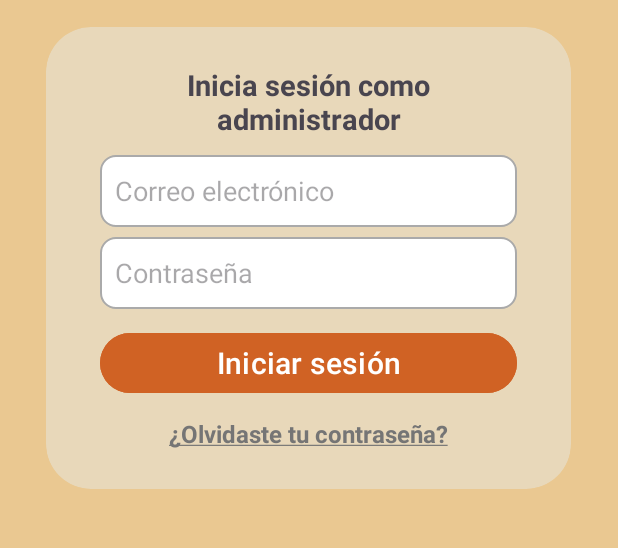
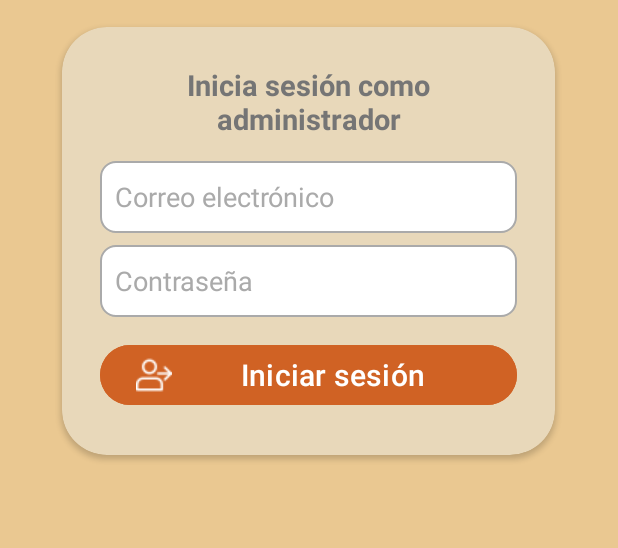
Before and after one commit to maufricio/proyecto_dsm, an Android app: the layout activity_login.xml on its own in the app's theme, with its tools: preview values and no code run, on a phone screen of 412 x 824 dp, the part 567-1115 px from its top. Run offline under Robolectric (Android 15) with nearby library versions, the light colour scheme and no system bars.

Commit message:
Funcionamiento del inicio de sesion y cambios en algunos layouts

```diff
--- a/app/build.gradle.kts
+++ b/app/build.gradle.kts
@@ -48,6 +48,10 @@ dependencies {
     implementation("androidx.recyclerview:recyclerview:1.3.2")
     implementation("androidx.cardview:cardview:1.0.0")
     implementation ("com.google.android.material:material:1.9.0")
+    implementation(libs.firebase.auth)
+    implementation(libs.androidx.credentials)
+    implementation(libs.androidx.credentials.play.services.auth)
+    implementation(libs.googleid)
     testImplementation(libs.junit)
     androidTestImplementation(libs.androidx.junit)
     androidTestImplementation(libs.androidx.espresso.core)
--- a/app/src/main/res/layout/activity_login.xml
+++ b/app/src/main/res/layout/activity_login.xml
@@ -28,18 +28,19 @@
         app:srcCompat="@drawable/logo" />
 
     <androidx.cardview.widget.CardView
-        android:layout_width="350dp"
-        android:layout_height="308dp"
+        android:layout_width="wrap_content"
+        android:layout_height="wrap_content"
         android:layout_gravity="center"
         android:backgroundTint="@color/card_view_color"
         app:cardCornerRadius="30dp">
 
         <TextView
-            android:layout_width="287dp"
+            android:layout_width="191dp"
             android:layout_height="wrap_content"
             android:layout_gravity="center_horizontal"
             android:layout_marginTop="25dp"
             android:gravity="center"
+            android:textColor="@color/text_color_pale"
             android:text="@string/login_text"
             android:textSize="19.3sp"
             android:textStyle="bold" />
@@ -49,9 +50,12 @@
             android:layout_width="278dp"
             android:layout_height="48dp"
             android:layout_gravity="center_horizontal"
-            android:layout_marginTop="85dp"
+            android:layout_marginTop="89dp"
+            android:layout_marginHorizontal="25dp"
             android:autofillHints="emailAddress"
             android:background="@drawable/edit_text_style"
+            android:textColor="@color/black"
+            android:textColorHint="@android:color/darker_gray"
             android:hint="@string/email"
             android:inputType="textEmailAddress"
             android:padding="10dp" />
@@ -61,9 +65,12 @@
             android:layout_width="278dp"
             android:layout_height="48dp"
             android:layout_gravity="center_horizontal"
-            android:layout_marginTop="140dp"
+            android:layout_marginTop="145dp"
+            android:layout_marginHorizontal="25dp"
             android:autofillHints="password"
             android:background="@drawable/edit_text_style"
+            android:textColor="@color/black"
+            android:textColorHint="@android:color/darker_gray"
             android:hint="@string/password"
             android:inputType="textPassword"
             android:padding="10dp" />
@@ -73,21 +80,15 @@
             android:layout_width="278dp"
             android:layout_height="wrap_content"
             android:layout_gravity="center_horizontal"
-            android:layout_marginTop="200dp"
+            android:layout_marginTop="208dp"
+            android:layout_marginHorizontal="25dp"
+            android:layout_marginBottom="29dp"
             android:backgroundTint="@color/color_button_orange"
             android:text="@string/button_text"
-            android:textSize="20sp" />
-
-        <TextView
-            android:layout_width="278dp"
-            android:layout_height="wrap_content"
-            android:layout_gravity="center_horizontal"
-            android:layout_marginTop="260dp"
-            android:gravity="center"
-            android:text="@string/forget_pass"
-            android:textColor="@color/text_color_pale"
-            android:textSize="16sp"
-            android:textStyle="bold" />
+            android:textColor="@android:color/white"
+            android:drawableLeft="@drawable/inicio_sesion_icon"
+            android:drawableTint="@color/white"
+            android:textSize="20sp"/>
 
     </androidx.cardview.widget.CardView>
 
```
Also changed, not shown: app/src/main/java/com/ps212544_ml211022_cr200574_al202809/myapplication/LoginActivity.kt (+50 -12 lines), app/src/main/java/com/ps212544_ml211022_cr200574_al202809/myapplication/MenuSuperiorFragment.kt (+15 -4 lines), app/src/main/java/com/ps212544_ml211022_cr200574_al202809/myapplication/PantallaInicioActivity.kt (+25 -1 lines), app/src/main/res/layout/fragment_menu_superior.xml (+7 -6 lines), gradle/libs.versions.toml (+9 -1 lines), app/src/main/res/drawable/inicio_sesion_icon.png (added).
